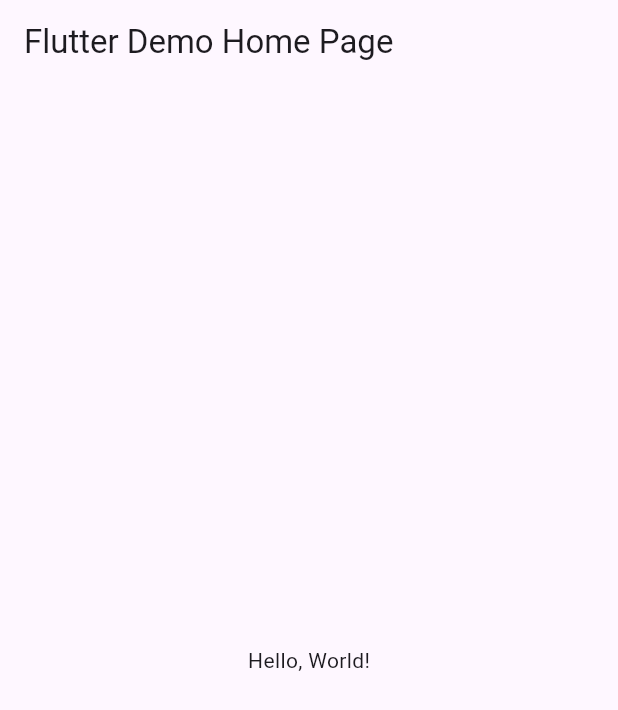
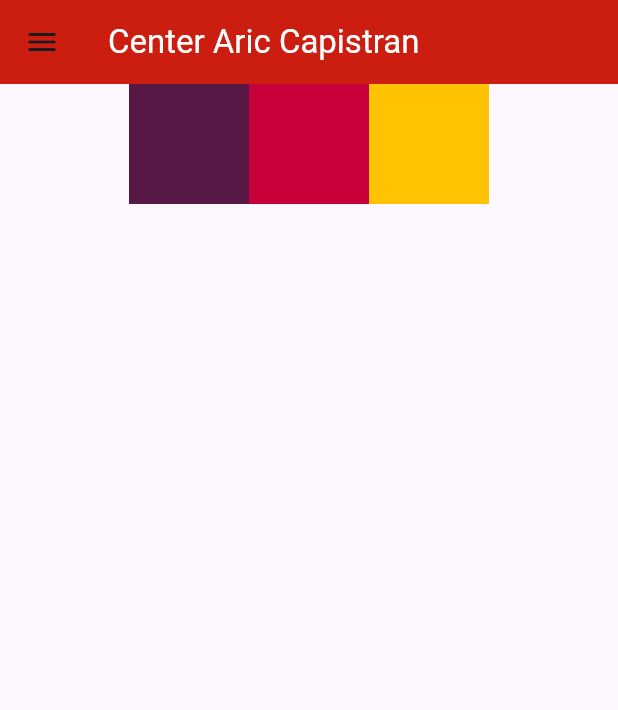
Before and after one commit to Aric-Mirray-Capistran-Tenorio/Act4-Drawer-V2-0442, a Flutter app: the screen it shows after launch, on a phone screen of 412 x 824 dp. Shown: the top 710 px of the screen. Run offline on Flutter 3.47's test engine with Material 3 defaults, Android fonts, the phone set to English and light mode, and no system bars.

```diff
--- /dev/null
+++ b/lib/home.dart
@@ -0,0 +1,43 @@
+import 'dart:ui';
+
+import 'package:capistrandrawerv2/drawer_menu.dart';
+import 'package:flutter/material.dart';
+
+class Home extends StatelessWidget {
+  static const String routeName = '/home';
+
+  @override
+  Widget build(BuildContext context) {
+    return Scaffold(
+        appBar: AppBar(
+            title: Text("Center Aric Capistran",
+                style: TextStyle(color: Colors.white)),
+            backgroundColor: Color(0xffcb1e11)),
+        drawer: DrawerMenu(),
+        body: Row(
+          mainAxisAlignment: MainAxisAlignment.center,
+          mainAxisSize: MainAxisSize.max,
+          crossAxisAlignment: CrossAxisAlignment.center,
+          children: <Widget>[
+            Container(
+              padding: const EdgeInsets.all(0.0),
+              color: Color(0xff581845),
+              width: 80.0,
+              height: 80.0,
+            ),
+            Container(
+              padding: const EdgeInsets.all(0.0),
+              color: Color(0xffc70039),
+              width: 80.0,
+              height: 80.0,
+            ),
+            Container(
+              padding: const EdgeInsets.all(0.0),
+              color: Color(0xffffc300),
+              width: 80.0,
+              height: 80.0,
+            ),
+          ],
+        ));
+  }
+}
--- a/lib/main.dart
+++ b/lib/main.dart
@@ -1,43 +1,46 @@
+import 'package:capistrandrawerv2/profile.dart';
+import 'package:capistrandrawerv2/movies.dart';
+import 'package:capistrandrawerv2/fila5.dart';
+import 'package:capistrandrawerv2/fila6.dart';
+import 'package:capistrandrawerv2/fila7.dart';
 import 'package:flutter/material.dart';
 
-void main() => runApp(MyApp());
+import 'contact.dart';
+import 'home.dart';
+
+void main() {
+  runApp(MyApp());
+}
 
 class MyApp extends StatelessWidget {
-  const MyApp({super.key});
+  static const String home = Home.routeName;
+  static const String profile = Profile.routeName;
+  static const String movies = Movies.routeName;
+  static const String contacts = Contact.routeName;
+  static const String fila5 = Fila5.routeName;
+  static const String fila6 = Fila6.routeName;
+  static const String fila7 = Fila7.routeName;
+
   // This widget is the root of your application.
   @override
   Widget build(BuildContext context) {
     return MaterialApp(
-      // Application name
-      title: 'Flutter Hello World',
-      // Application theme data, you can set the colors for the application as
-      // you want
+      debugShowCheckedModeBanner: false,
+      title: 'Ejemplo Drawer Menu',
       theme: ThemeData(
-        // useMaterial3: false,
         primarySwatch: Colors.blue,
+        visualDensity: VisualDensity.adaptivePlatformDensity,
       ),
-      // A widget which will be started on application startup
-      home: MyHomePage(title: 'Flutter Demo Home Page'),
+      routes: {
+        home: (context) => Home(),
+        profile: (context) => Profile(),
+        movies: (context) => Movies(),
+        contacts: (context) => Contact(),
+        fila5: (context) => Fila5(),
+        fila6: (context) => Fila6(),
+        fila7: (context) => Fila7(),
+      },
+      home: Home(),
     );
   }
 }
-
-class MyHomePage extends StatelessWidget {
-  final String title;
-  const MyHomePage({super.key, required this.title});
-
-  @override
-  Widget build(BuildContext context) {
-    return Scaffold(
-      appBar: AppBar(
-        // The title text which will be shown on the action bar
-        title: Text(title),
-      ),
-      body: Center(
-        child: Text(
-          'Hello, World!',
-        ),
-      ),
-    );
-  }
-}
--- a/pubspec.yaml
+++ b/pubspec.yaml
@@ -17,6 +17,8 @@ dev_dependencies:
 
 flutter:
   uses-material-design: true
+  assets:
+    - assets/drawer_header.jpg
   # assets:
   #  - images/a_dot_burr.jpeg
   #  - images/a_dot_ham.jpeg
```
Also changed, not shown: lib/contact.dart (added, +41 -0 lines), lib/drawer_menu.dart (added, +95 -0 lines), lib/fila5.dart (added, +41 -0 lines), lib/fila6.dart (added, +41 -0 lines), lib/fila7.dart (added, +41 -0 lines), lib/movies.dart (added, +41 -0 lines), lib/profile.dart (added, +41 -0 lines), assets/drawer_header.jpg (added).
